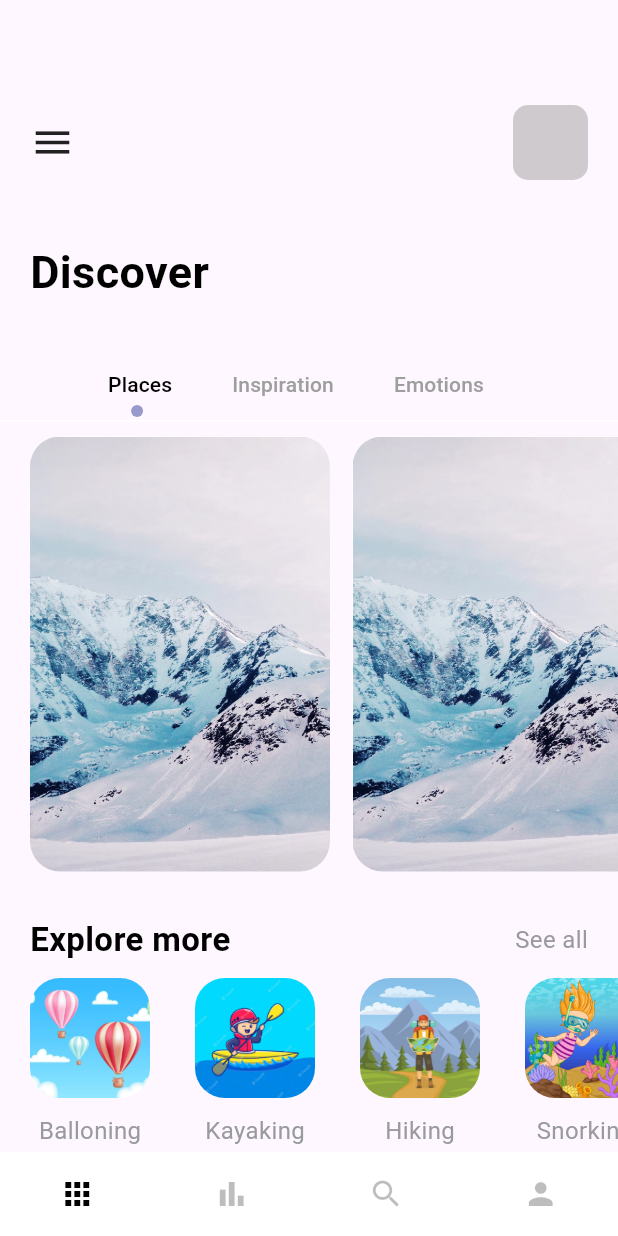
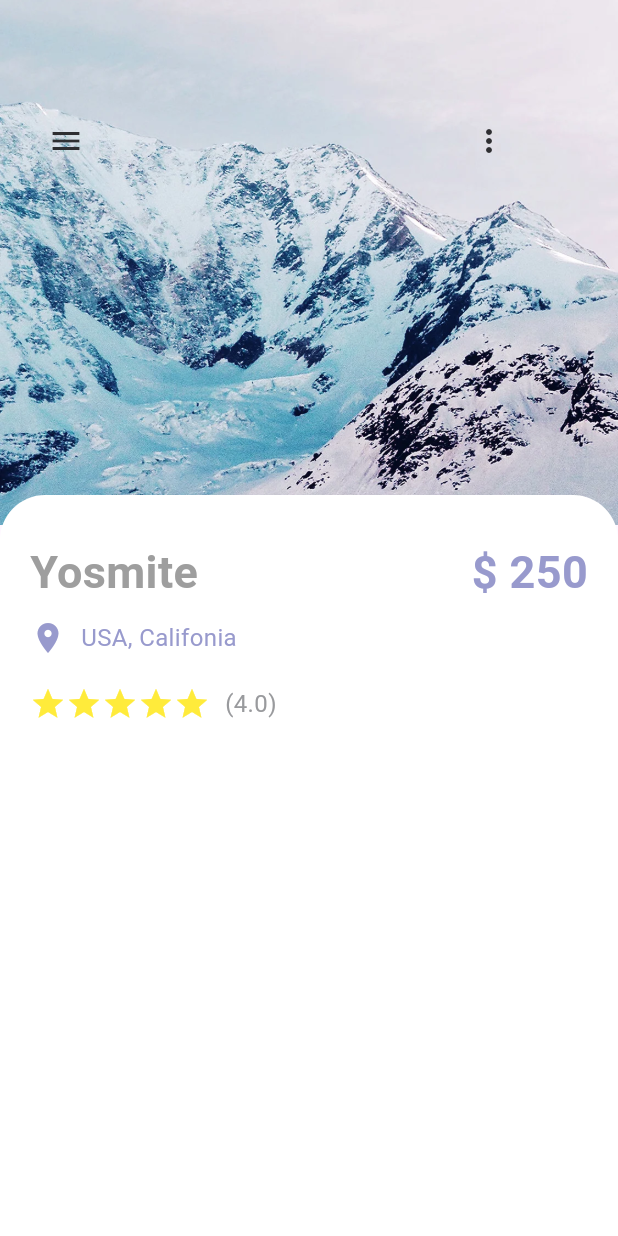
Before and after one commit to Sachith-AB/Travel-App, a Flutter app: the screen it shows after launch, on a phone screen of 412 x 824 dp. Run offline on Flutter 3.47's test engine with Material 3 defaults, Android fonts, the light colour scheme and no system bars; missing offline and left inert: dart:ffi.

Commit message:
create detail page first things and add new files run this to chrome

```diff
--- a/travel_app/lib/main.dart
+++ b/travel_app/lib/main.dart
@@ -1,9 +1,16 @@
 import 'package:flutter/material.dart';
-import 'package:travel_app/pages/navpages/main_page.dart';
-import 'package:travel_app/pages/welcomePage.dart';
+import 'package:travel_app/pages/Home_Page.dart';
+import 'package:travel_app/pages/detail_page.dart';
+import 'platform.dart';
 
 void main() {
   runApp(const MyApp());
+  try {
+    int result = callNativeFunction(42);
+    print('Result: $result');
+  } catch (e) {
+    print(e);
+  }
 }
 
 class MyApp extends StatelessWidget {
@@ -14,6 +21,6 @@ class MyApp extends StatelessWidget {
     return const MaterialApp(
         title: "travelApp",
         debugShowCheckedModeBanner: false,
-        home: MainPage());
+        home: DetailPage());
   }
 }
--- /dev/null
+++ b/travel_app/lib/native.dart
@@ -0,0 +1,28 @@
+// native_function.dart
+import 'dart:ffi';
+import 'dart:io';
+
+// Define the path to the shared library
+final String libraryPath = (Platform.isWindows
+    ? 'example.dll'
+    : Platform.isMacOS
+        ? 'example.dylib'
+        : 'example.so');
+
+// Load the shared library
+final DynamicLibrary nativeLib = DynamicLibrary.open(libraryPath);
+
+// Define the C function signature
+typedef CFunc = Int32 Function(Int32 x);
+
+// Define the Dart function signature
+typedef DartFunc = int Function(int x);
+
+// Look up the function
+final DartFunc nativeFunction = nativeLib
+    .lookup<NativeFunction<CFunc>>('function_name')
+    .asFunction<DartFunc>();
+
+int callNativeFunction(int value) {
+  return nativeFunction(value);
+}
--- a/travel_app/lib/pages/navpages/Home_Page.dart
+++ b/travel_app/lib/pages/Home_Page.dart
@@ -1,5 +1,3 @@
-import 'dart:ffi';
-
 import 'package:flutter/material.dart';
 import 'package:travel_app/misc/colors.dart';
 import 'package:travel_app/widgets/app_large_text.dart';
@@ -19,6 +17,7 @@ class _HomePageState extends State<HomePage> with TickerProviderStateMixin {
     "h2.jpg": "Hiking",
     "snorking2.jpg": "Snorking",
   };
+  var mountain = {"m3.jpg": "m1", "m6.jpg": "m2", "m5.webp": "m3"};
   @override
   Widget build(BuildContext context) {
     TabController _tabController = TabController(length: 3, vsync: this);
@@ -94,8 +93,9 @@ class _HomePageState extends State<HomePage> with TickerProviderStateMixin {
                     decoration: BoxDecoration(
                         borderRadius: BorderRadius.circular(20),
                         color: Colors.white,
-                        image: const DecorationImage(
-                            image: AssetImage('assets/m5.webp'),
+                        image: DecorationImage(
+                            image: AssetImage(
+                                'assets/${mountain.keys.elementAt(index)}'),
                             fit: BoxFit.cover)),
                   );
                 },
--- /dev/null
+++ b/travel_app/lib/pages/detail_page.dart
@@ -0,0 +1,128 @@
+import 'package:flutter/material.dart';
+import 'package:travel_app/misc/colors.dart';
+import 'package:travel_app/widgets/app_large_text.dart';
+import 'package:travel_app/widgets/app_text.dart';
+
+class DetailPage extends StatefulWidget {
+  const DetailPage({super.key});
+
+  @override
+  State<DetailPage> createState() => _DetailPageState();
+}
+
+class _DetailPageState extends State<DetailPage> {
+  @override
+  Widget build(BuildContext context) {
+    return Scaffold(
+      body: Container(
+        width: double.maxFinite,
+        height: double.maxFinite,
+        child: Stack(children: [
+          Positioned(
+              left: 0,
+              right: 0,
+              child: Container(
+                width: double.maxFinite,
+                height: 350,
+                decoration: const BoxDecoration(
+                    image: DecorationImage(
+                        image: AssetImage("assets/m5.webp"),
+                        fit: BoxFit.cover)),
+              )),
+          Positioned(
+            left: 20,
+            top: 70,
+            child: SizedBox(
+              width: 330,
+              child: Row(
+                mainAxisAlignment: MainAxisAlignment.spaceBetween,
+                children: [
+                  IconButton(
+                    onPressed: () {},
+                    icon: const Icon(Icons.menu),
+                    color: AppColors.textColor3,
+                  ),
+                  IconButton(
+                    onPressed: () {},
+                    icon: const Icon(Icons.more_vert),
+                    color: AppColors.textColor3,
+                  ),
+                ],
+              ),
+            ),
+          ),
+          Positioned(
+              top: 330,
+              child: Container(
+                padding: const EdgeInsets.only(left: 20, right: 20, top: 30),
+                width: MediaQuery.of(context).size.width,
+                height: 500,
+                decoration: const BoxDecoration(
+                  color: AppColors.textColor1,
+                  borderRadius: BorderRadius.only(
+                      topLeft: Radius.circular(30),
+                      topRight: Radius.circular(30)),
+                ),
+                child: Column(
+                  crossAxisAlignment: CrossAxisAlignment.start,
+                  children: [
+                    Row(
+                      mainAxisAlignment: MainAxisAlignment.spaceBetween,
+                      children: [
+                        AppLargeText(
+                          text: 'Yosmite',
+                          color: Colors.grey.withOpacity(1),
+                        ),
+                        AppLargeText(
+                          text: "\$ 250",
+                          color: AppColors.textColor4,
+                        )
+                      ],
+                    ),
+                    const SizedBox(
+                      height: 10,
+                    ),
+                    Row(
+                      children: [
+                        const Icon(
+                          Icons.location_on,
+                          color: AppColors.textColor4,
+                        ),
+                        const SizedBox(
+                          width: 10,
+                        ),
+                        AppText(
+                          text: "USA, Califonia",
+                          color: AppColors.textColor4,
+                        )
+                      ],
+                    ),
+                    const SizedBox(
+                      height: 20,
+                    ),
+                    Row(
+                      children: [
+                        Wrap(
+                            children: List.generate(5, (index) {
+                          return const Icon(
+                            Icons.star,
+                            color: Colors.yellow,
+                          );
+                        })),
+                        const SizedBox(
+                          width: 10,
+                        ),
+                        AppText(
+                          text: '(4.0)',
+                          color: AppColors.textColor5,
+                        )
+                      ],
+                    )
+                  ],
+                ),
+              ))
+        ]),
+      ),
+    );
+  }
+}
--- a/travel_app/lib/pages/navpages/main_page.dart
+++ b/travel_app/lib/pages/navpages/main_page.dart
@@ -1,6 +1,6 @@
 import 'package:flutter/material.dart';
 import 'package:travel_app/misc/colors.dart';
-import 'package:travel_app/pages/navpages/Home_Page.dart';
+import 'package:travel_app/pages/Home_Page.dart';
 import 'package:travel_app/pages/navpages/bar_item_page.dart';
 import 'package:travel_app/pages/navpages/my_page.dart';
 import 'package:travel_app/pages/navpages/search_page.dart';
--- /dev/null
+++ b/travel_app/lib/platform.dart
@@ -0,0 +1,2 @@
+// platform_functions.dart
+export 'native.dart' if (dart.library.js) 'web.dart';
--- /dev/null
+++ b/travel_app/lib/web.dart
@@ -0,0 +1,4 @@
+// web_function.dart
+int callNativeFunction(int value) {
+  throw UnsupportedError('Native function is not supported on the web.');
+}
```
